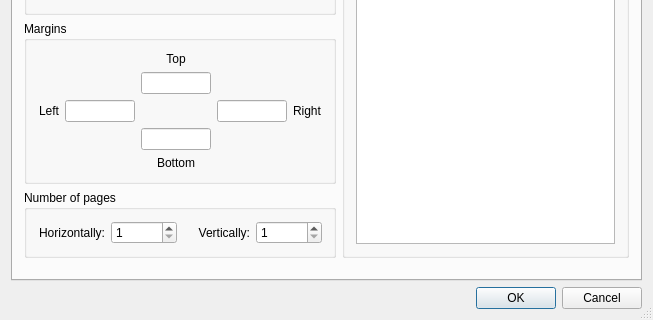
Before: the Qt Designer form librecad/src/ui/forms/qg_dlgoptionsdrawing.ui in LibreCAD/LibreCAD, drawn with Qt 5; both pictures show x 0 to 653 and y 199 to 519 of the 653 by 519 pixel window.
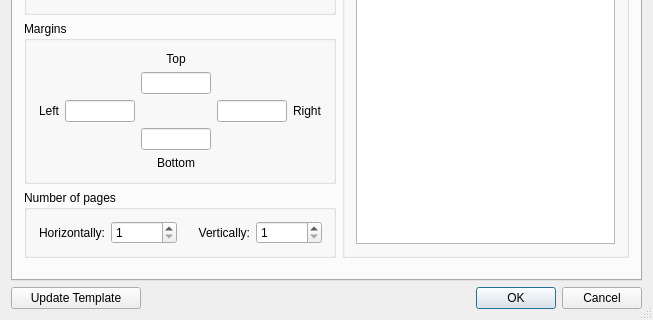
After: the same form once the commit is applied. Custom widgets are drawn as their Qt base class.

Commit message: HEIS-227 Allow the user to control when Drawing Properties of the Template get updated - Also fixed issue with the drag-move mode

The edit to the form file:
```diff
--- a/librecad/src/ui/forms/qg_dlgoptionsdrawing.ui
+++ b/librecad/src/ui/forms/qg_dlgoptionsdrawing.ui
@@ -16,15 +16,8 @@
   <property name="sizeGripEnabled">
    <bool>true</bool>
   </property>
-  <layout class="QGridLayout" name="gridLayout_2">
-   <item row="1" column="0">
-    <widget class="QDialogButtonBox" name="buttonBox">
-     <property name="standardButtons">
-      <set>QDialogButtonBox::Cancel|QDialogButtonBox::Ok</set>
-     </property>
-    </widget>
-   </item>
-   <item row="0" column="0">
+  <layout class="QFormLayout" name="formLayout">
+   <item row="0" column="0" colspan="2">
     <widget class="QTabWidget" name="tabWidget">
      <property name="currentIndex">
       <number>0</number>
@@ -1677,6 +1670,29 @@
      </widget>
     </widget>
    </item>
+   <item row="1" column="0">
+    <widget class="QPushButton" name="btnUpdateTemplate">
+     <property name="minimumSize">
+      <size>
+       <width>130</width>
+       <height>0</height>
+      </size>
+     </property>
+     <property name="text">
+      <string>Update Template</string>
+     </property>
+     <property name="flat">
+      <bool>false</bool>
+     </property>
+    </widget>
+   </item>
+   <item row="1" column="1">
+    <widget class="QDialogButtonBox" name="buttonBox">
+     <property name="standardButtons">
+      <set>QDialogButtonBox::Cancel|QDialogButtonBox::Ok</set>
+     </property>
+    </widget>
+   </item>
   </layout>
  </widget>
  <layoutdefault spacing="6" margin="11"/>
```
The commit also changes 3 other files.
